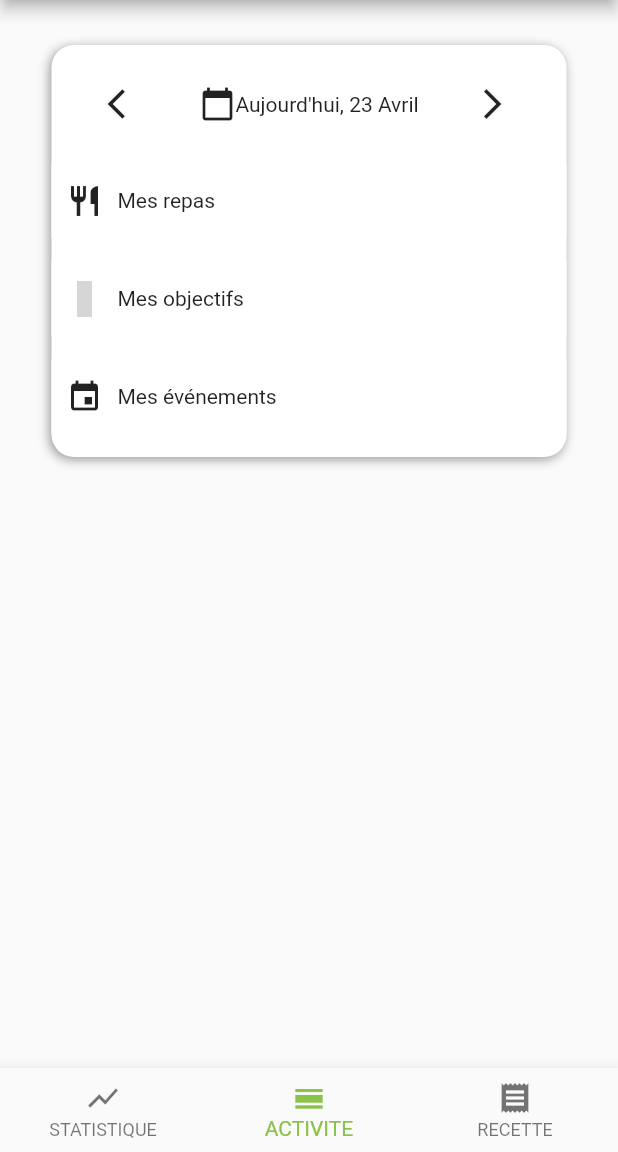
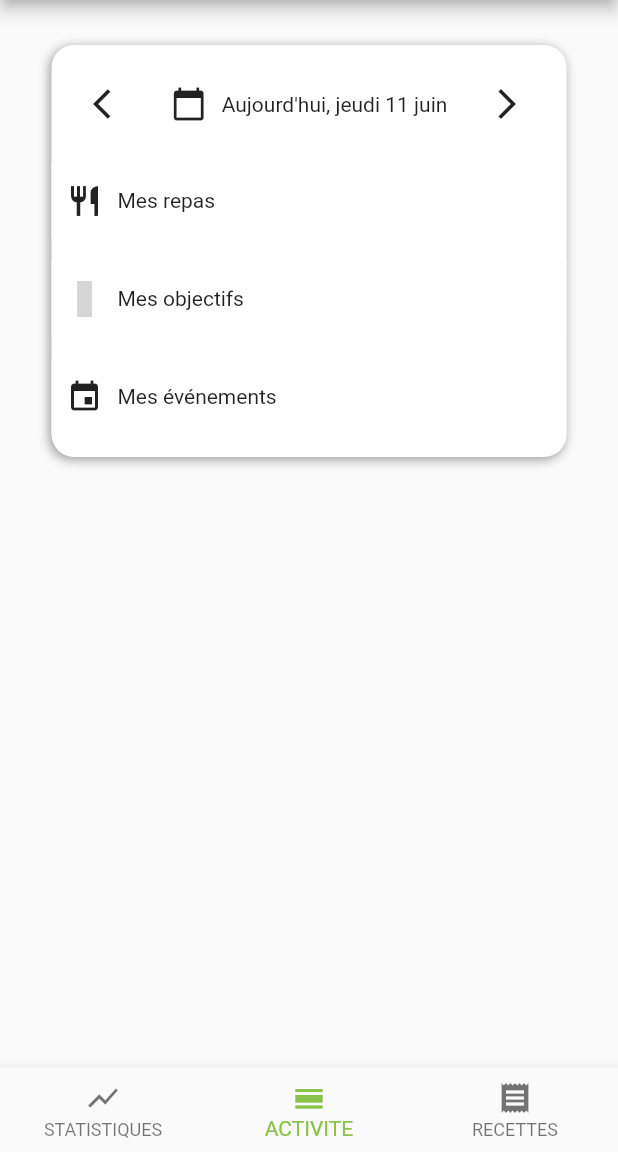
Before and after one commit to Fire2Bear/ted_ii, a Flutter app: the screen it shows after launch, on a phone screen of 412 x 824 dp, the part 84-1236 px from its top. Run offline on Flutter 3.47's test engine with Material 2 defaults, Android fonts, the phone set to English and light mode, and no system bars; our stand-ins replace flutter_mobx, fluttericon, mobx, shared_preferences; missing offline and left inert: openfoodfacts; generated files the repository leaves out were written again; grey boxes are pictures that could not be loaded.

```diff
--- a/lib/components/common/go_back_button.dart
+++ b/lib/components/common/go_back_button.dart
@@ -7,7 +7,7 @@ class GoBackButton extends StatelessWidget {
     return Container(
         child: FlatButton(
             onPressed: () {
-              // TODO Go back Navigator.pop()
+              Navigator.pop(context);
             },
             child: Row(
               children: <Widget>[Icon(Icons.arrow_back), Text("Retour")],
--- a/lib/home.dart
+++ b/lib/home.dart
@@ -1,7 +1,7 @@
 import 'package:flutter/material.dart';
 import 'package:provider/provider.dart';
 import 'package:tedii/stores/daily_report_store.dart';
-import 'package:tedii/tabs/daily_report_overview.dart';
+import 'package:tedii/tabs/activity_overview.dart';
 
 import 'components/common/logo.dart';
 import 'components/common/my_drawer.dart';
@@ -32,16 +32,10 @@ class _HomeState extends State<Home> {
   @override
   Widget build(BuildContext context) {
     dailyReportStore = Provider.of<DailyReportStore>(context);
-    Future<void> dailyReports = dailyReportStore.loadDailyReports();
 
-    return FutureBuilder<void>(
-        future: dailyReports,
-        builder: (BuildContext context, AsyncSnapshot snapshot) {
-          Widget child;
-          if (snapshot.connectionState == ConnectionState.done) {
-            child = Scaffold(
-              appBar: AppBar(
-                title: Logo(),
+    return Scaffold(
+      appBar: AppBar(
+        title: Logo(),
               ),
               body: IndexedStack(
                 index: _index,
@@ -49,7 +43,7 @@ class _HomeState extends State<Home> {
                   Container(
                     color: Colors.orange,
                   ),
-                  DailyReportOverview(),
+                  ActivityOverview(),
                   Container(
                     color: Colors.blue,
                   ),
@@ -59,7 +53,7 @@ class _HomeState extends State<Home> {
                 items: const <BottomNavigationBarItem>[
                   BottomNavigationBarItem(
                     icon: Icon(Icons.show_chart),
-                    title: Text('STATISTIQUE'),
+                    title: Text('STATISTIQUES'),
                   ),
                   BottomNavigationBarItem(
                     icon: Icon(Icons.calendar_view_day),
@@ -67,7 +61,7 @@ class _HomeState extends State<Home> {
                   ),
                   BottomNavigationBarItem(
                       icon: Icon(Icons.receipt),
-                      title: Text('RECETTE'),
+                      title: Text('RECETTES'),
                       backgroundColor: Colors.green)
                 ],
                 onTap: (index) {
@@ -79,23 +73,5 @@ class _HomeState extends State<Home> {
               ),
               drawer: MyDrawer(),
             );
-          } else {
-            print(snapshot);
-            child = Row(
-              children: <Widget>[
-                SizedBox(
-                  child: CircularProgressIndicator(),
-                  width: 30,
-                  height: 30,
-                ),
-                Text(
-                  'Awaiting result...',
-                  style: TextStyle(fontSize: 20),
-                ),
-              ],
-            );
-          }
-          return child;
-        });
   }
 }
--- a/lib/main.dart
+++ b/lib/main.dart
@@ -1,4 +1,5 @@
 import 'package:flutter/material.dart';
+import 'package:intl/date_symbol_data_local.dart';
 import 'package:provider/provider.dart';
 import 'package:tedii/home.dart';
 import 'package:tedii/repository/open_food_fact_repository.dart';
@@ -16,6 +17,9 @@ void main() {
       preferenceRepository: preferenceRepository);
 
   DailyReportStore dailyReportStore = DailyReportStore(repository);
+
+  initializeDateFormatting(); // Initialisation des dates locales "fr"
+
   return runApp(Provider<DailyReportStore>(
     create: (_) => dailyReportStore,
     child: MyApp(),
@@ -24,10 +28,10 @@ void main() {
 
 class MyApp extends StatelessWidget {
   // This widget is the root of your application.
-
   @override
   Widget build(BuildContext context) {
     return MaterialApp(
+//      locale: Locale("fr"),
       debugShowCheckedModeBanner: false,
       title: 'My dailyReports',
       theme: ThemeData(
--- a/lib/models/daily_report_model.dart
+++ b/lib/models/daily_report_model.dart
@@ -1,5 +1,7 @@
 import 'dart:convert';
 
+import 'package:intl/intl.dart';
+import 'package:tedii/utils/utils_service.dart';
 import 'package:uuid/uuid.dart';
 
 import 'event_model.dart';
@@ -51,4 +53,23 @@ class DailyReport {
         Objective.listFromJson(map['objectives']),
         Event.listFromJson(map['events']));
   }
+
+  // retourne la date formatée lisible pour l'utilisateur
+  String getShortDate() {
+//    print("# getShortDate " + this.date.toString());
+    String prefix = "";
+    if (compareOnlyDateTo(DateTime.now(), this.date) == 0) {
+      prefix = "Aujourd'hui, ";
+    } else if (compareOnlyDateTo(
+            DateTime.now().add(Duration(days: 1)), this.date) ==
+        0) {
+      prefix = "Demain, ";
+    } else if (compareOnlyDateTo(
+            DateTime.now().subtract(Duration(days: 1)), this.date) ==
+        0) {
+      prefix = "Hier, ";
+    }
+
+    return prefix + new DateFormat("EEEE d MMMM", 'fr').format(this.date);
+  }
 }
--- a/lib/repository/preference_repository.dart
+++ b/lib/repository/preference_repository.dart
@@ -16,12 +16,12 @@ class PreferenceRepository {
     print(" ### prefs Début");
     print(prefs.getKeys());
     print(prefs.getStringList('dailyReports'));
-//    print(prefs.setStringList('dailyReports', null));
+//    print(prefs.setStringList('dailyReports', null)); // Permet de réinitialiser les dailyReports stockés
     print(" ### prefs fin");
   }
 
   Future<List<DailyReport>> loadDailyReports() async {
-    this.getAll();
+//    this.getAll(); // permet de vérifier le contenu des shared_prefs
 
     SharedPreferences prefs = await SharedPreferences.getInstance();
     return prefs
--- a/lib/screens/add_or_modify_daily_report.dart
+++ b/lib/screens/add_or_modify_daily_report.dart
@@ -33,11 +33,6 @@ class _AddOrModifyDailyReportState extends State<AddOrModifyDailyReport> {
   @override
   Widget build(BuildContext context) {
     dailyReportStore = Provider.of<DailyReportStore>(context);
-/*
-    if (this.widget.dailyReport == null) {
-      this.widget.dailyReport.date = DateTime.now();
-    }
-*/
 
     return Scaffold(
       appBar: AppBar(
--- /dev/null
+++ b/lib/tabs/activity_overview.dart
@@ -0,0 +1,87 @@
+import 'package:flutter/cupertino.dart';
+import 'package:flutter/material.dart';
+import 'package:provider/provider.dart';
+import 'package:tedii/stores/daily_report_store.dart';
+import 'package:tedii/tabs/daily_report_overview.dart';
+
+// ignore: must_be_immutable
+class ActivityOverview extends StatefulWidget {
+  @override
+  _ActivityOverviewState createState() => _ActivityOverviewState();
+}
+
+class _ActivityOverviewState extends State<ActivityOverview> {
+  DailyReportStore dailyReportStore;
+
+  @override
+  void initState() {
+    super.initState();
+  }
+
+  @override
+  Widget build(BuildContext context) {
+    dailyReportStore = Provider.of<DailyReportStore>(context);
+
+    Future<void> dailyReports = dailyReportStore.loadDailyReports();
+
+    return FutureBuilder<void>(
+        future: dailyReports,
+        builder: (BuildContext context, AsyncSnapshot snapshot) {
+          Widget child;
+          if (snapshot.connectionState == ConnectionState.done) {
+            // Si la récupération des données est terminée on affiche la vue normale
+            child = Center(
+              child: Column(
+                children: <Widget>[
+                  Container(
+                    margin: const EdgeInsets.only(top: 30.0),
+                    child: DailyReportOverview(),
+                    width: MediaQuery.of(context).size.width / 1.2,
+                    // Largeur de la naviguation
+                    height: MediaQuery.of(context).size.height / 3,
+                    // Hauteur de la naviguation
+                    decoration: BoxDecoration(
+                      color: Colors.white,
+                      borderRadius: BorderRadius.circular(15),
+                      boxShadow: [
+                        new BoxShadow(
+                          color: Colors.grey,
+                          offset: new Offset(-1.5, 1.5),
+                          blurRadius: 5.0,
+                        )
+                      ],
+                    ),
+//                      alignment: Alignment.topCenter,
+                  )
+                ],
+              ),
+            );
+          } else {
+            // Si les données sont en cours de chargement on affiche un loading screen
+            child = Center(
+              child: Container(
+                child: Row(
+                  mainAxisAlignment: MainAxisAlignment.center,
+                  children: <Widget>[
+                    SizedBox(
+                      child: CircularProgressIndicator(),
+                      width: 30,
+                      height: 30,
+                    ),
+                    SizedBox(
+                      width: 20,
+                    ),
+                    Text(
+                      'Chargement des données...',
+                      style: TextStyle(fontSize: 20),
+                    ),
+                  ],
+                ),
+//              alignment: Alignment.topCenter,
+              ),
+            );
+          }
+          return child;
+        });
+  }
+}
--- a/lib/tabs/daily_report_overview.dart
+++ b/lib/tabs/daily_report_overview.dart
@@ -3,7 +3,6 @@ import 'package:flutter/material.dart';
 import 'package:flutter_mobx/flutter_mobx.dart';
 import 'package:fluttericon/rpg_awesome_icons.dart';
 import 'package:provider/provider.dart';
-import 'package:tedii/models/daily_report_model.dart';
 import 'package:tedii/stores/daily_report_store.dart';
 
 import '../routes.dart';
@@ -17,32 +16,33 @@ class DailyReportOverview extends StatefulWidget {
 class _DailyReportOverviewState extends State<DailyReportOverview> {
   DailyReportStore dailyReportStore;
 
-  DailyReport currentDailyReport;
-
   @override
   void initState() {
     super.initState();
+  }
+
+  void changeDay(int change) {
+    dailyReportStore.saveDailyReport(dailyReportStore.currentDailyReport);
+    dailyReportStore.currentDailyReport = dailyReportStore.getDailyReport(
+        dailyReportStore.currentDailyReport.date.add(Duration(days: change)));
+//    dailyReportStore.saveDailyReport(dailyReportStore.currentDailyReport);
   }
 
   @override
   Widget build(BuildContext context) {
     dailyReportStore = Provider.of<DailyReportStore>(context);
 
-    if (this.currentDailyReport == null) {
-      this.currentDailyReport = dailyReportStore.getDailyReport(DateTime.now());
-      dailyReportStore.saveDailyReport(currentDailyReport);
+    // Ouverture de l'application on set le currentDailyreport au jour actuel
+    if (dailyReportStore.currentDailyReport == null) {
+      dailyReportStore.currentDailyReport =
+          dailyReportStore.getDailyReport(DateTime.now());
+//      dailyReportStore.saveDailyReport(dailyReportStore.currentDailyReport);
     }
 
-    print(this.currentDailyReport);
+//    print(dailyReportStore.currentDailyReport);
 
     return Observer(builder: (context) {
-      return Center(
-        child: Column(
-          children: <Widget>[
-            Container(
-              margin: const EdgeInsets.only(top: 30.0),
-              child: Center(
-                child: Column(
+      return Column(
           // Daily report
           mainAxisAlignment: MainAxisAlignment.spaceEvenly,
           children: <Widget>[
@@ -54,7 +54,7 @@ class _DailyReportOverviewState extends State<DailyReportOverview> {
                   icon: Icon(Icons.arrow_back_ios),
                   tooltip: "Jour précédent",
                   onPressed: () {
-                            // TODO Call changeDay(-1)
+                    this.changeDay(-1);
                   },
                 ), // Jour précédent
                 GestureDetector(
@@ -71,14 +71,18 @@ class _DailyReportOverviewState extends State<DailyReportOverview> {
                         /// Jour courant
                           children: <Widget>[
                             Icon(Icons.calendar_today),
-                                    Text("Aujourd'hui, 23 Avril"),
+                            SizedBox(
+                              width: 10,
+                            ),
+                            Text(dailyReportStore.currentDailyReport
+                                .getShortDate())
                           ])),
                 ),
                 IconButton(
                   icon: Icon(Icons.arrow_forward_ios),
                   tooltip: "Jour suivant",
                   onPressed: () {
-                            // TODO Call changeDay(1)
+                    this.changeDay(1);
                   },
                 ), // Jour suivant
               ],
@@ -88,7 +92,7 @@ class _DailyReportOverviewState extends State<DailyReportOverview> {
                 // Goto AddOrModifyDailyReport
                 await Navigator.of(context).pushNamed<dynamic>(
                     Routes.addOrModifyDailyReport,
-                            arguments: this.currentDailyReport);
+                    arguments: dailyReportStore.currentDailyReport);
               },
               child: Container(
                 color: Colors.white,
@@ -108,7 +112,7 @@ class _DailyReportOverviewState extends State<DailyReportOverview> {
 
               /// My objectives
               onTap: () {
-                        // Todo goto MyEvents
+                // Todo goto MyObjectives
               },
               child: Container(
                 color: Colors.white,
@@ -144,29 +148,7 @@ class _DailyReportOverviewState extends State<DailyReportOverview> {
                 ),
               ),
             ),
-                  ],
-                ),
-              ),
-              width: MediaQuery.of(context).size.width / 1.2,
-              // Largeur de la naviguation
-              height: MediaQuery.of(context).size.height / 3,
-              // Hauteur de la naviguation
-              decoration: BoxDecoration(
-                color: Colors.white,
-                borderRadius: BorderRadius.circular(15),
-                boxShadow: [
-                  new BoxShadow(
-                    color: Colors.grey,
-                    offset: new Offset(-1.5, 1.5),
-                    blurRadius: 5.0,
-                  )
-                ],
-              ),
-              alignment: Alignment.topCenter,
-            )
-          ],
-        ),
-      );
+          ]);
     });
   }
 }
--- a/pubspec.yaml
+++ b/pubspec.yaml
@@ -31,6 +31,7 @@ dependencies:
   fluttericon: ^1.0.7
   json_annotation: ^3.0.1
   openfoodfacts: ^0.3.2
+  intl: ^0.16.1
 
   # The following adds the Cupertino Icons font to your application.
   # Use with the CupertinoIcons class for iOS style icons.
```
Also changed, not shown: lib/stores/daily_report_store.dart (+14 -11 lines), lib/stores/daily_report_store.g.dart, pubspec.lock. Lines whose indentation alone changed are shown as unchanged.
